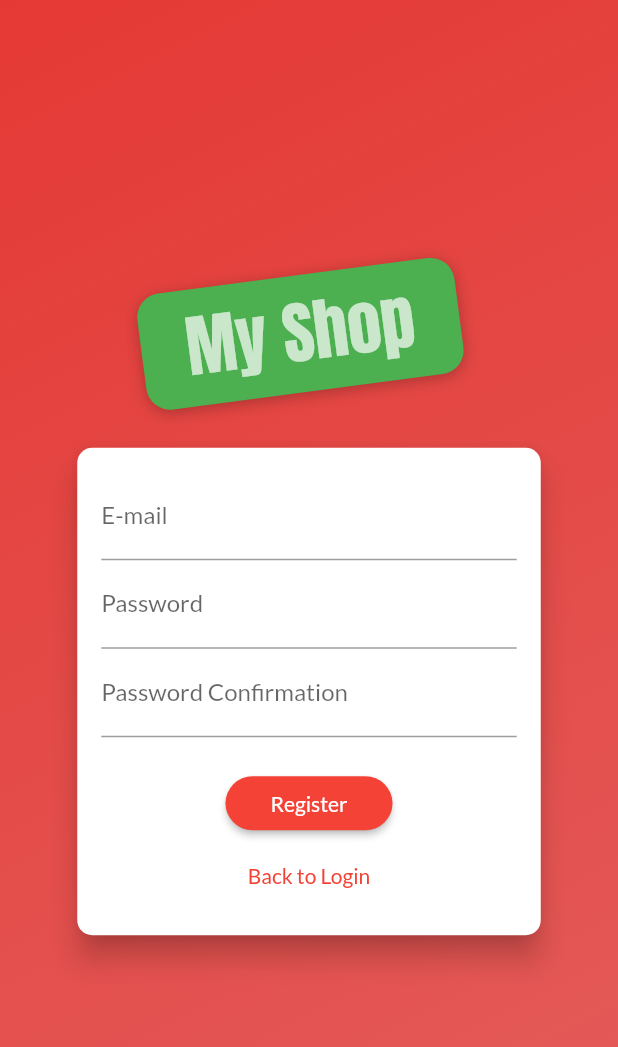
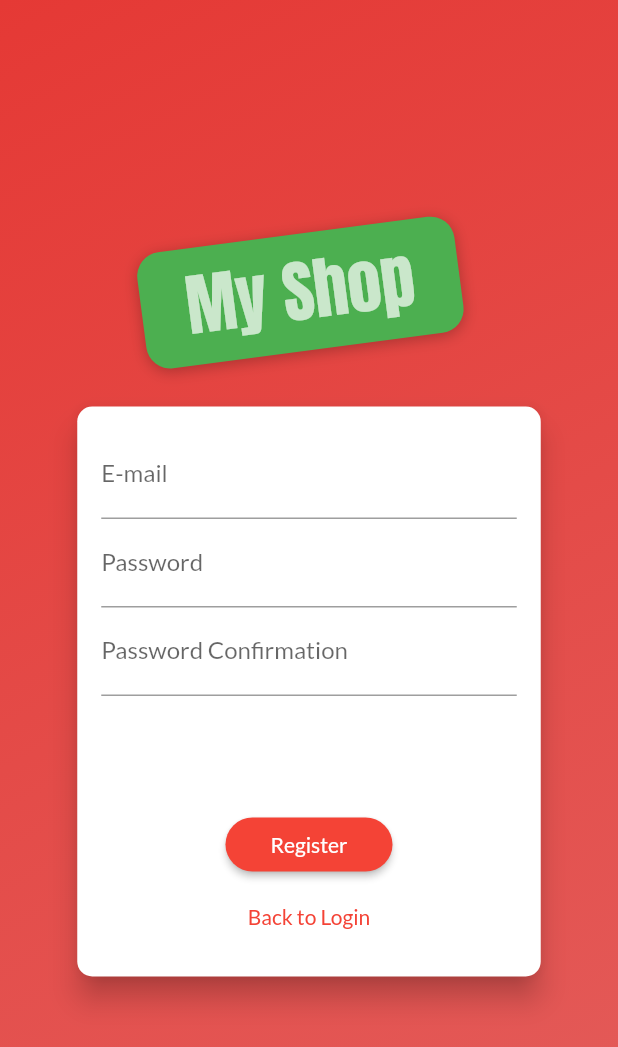
Before and after one commit to dominickbrasileiro/my-shop, a Flutter app: the screen it shows after launch, after a tap on "Register", on a phone screen of 412 x 824 dp. Shown: the top 1047 px of the screen. Run offline on Flutter 3.47's test engine with Material 2 defaults, Android fonts, the phone set to English and light mode, and no system bars; our stand-ins replace shared_preferences.

Commit message:
Animate auth card

```diff
--- a/lib/widgets/auth_card_widget.dart
+++ b/lib/widgets/auth_card_widget.dart
@@ -13,7 +13,8 @@ class AuthCardWidget extends StatefulWidget {
   _AuthCardWidgetState createState() => _AuthCardWidgetState();
 }
 
-class _AuthCardWidgetState extends State<AuthCardWidget> {
+class _AuthCardWidgetState extends State<AuthCardWidget>
+    with SingleTickerProviderStateMixin {
   bool _isLoading = false;
   AuthMode _authMode = AuthMode.Login;
   late TextEditingController _passwordController;
@@ -24,6 +25,42 @@ class _AuthCardWidgetState extends State<AuthCardWidget> {
     'email': '',
     'password': '',
   };
+
+  late AnimationController _animationController;
+  late Animation<Size> _heightAnimation;
+
+  @override
+  void initState() {
+    super.initState();
+    _passwordController = TextEditingController();
+
+    _animationController = AnimationController(
+      vsync: this,
+      duration: Duration(
+        milliseconds: 300,
+      ),
+    );
+
+    _heightAnimation = Tween(
+      begin: Size(double.infinity, 310),
+      end: Size(double.infinity, 380),
+    ).animate(
+      CurvedAnimation(
+        parent: _animationController,
+        curve: Curves.linear,
+      ),
+    );
+
+    _heightAnimation.addListener(() {
+      setState(() {});
+    });
+  }
+
+  @override
+  void dispose() {
+    _animationController.dispose();
+    super.dispose();
+  }
 
   void _showErrorDialog(String content) {
     showDialog(
@@ -85,16 +122,12 @@ class _AuthCardWidgetState extends State<AuthCardWidget> {
     setState(() {
       if (_authMode == AuthMode.Login) {
         _authMode = AuthMode.Register;
+        _animationController.forward();
       } else {
         _authMode = AuthMode.Login;
+        _animationController.reverse();
       }
     });
-  }
-
-  @override
-  void initState() {
-    super.initState();
-    _passwordController = TextEditingController();
   }
 
   @override
@@ -107,6 +140,7 @@ class _AuthCardWidgetState extends State<AuthCardWidget> {
         borderRadius: BorderRadius.circular(10),
       ),
       child: Container(
+        height: _heightAnimation.value.height,
         width: screenSize.width * 0.75,
         padding: EdgeInsets.all(16),
         child: Form(
@@ -163,7 +197,7 @@ class _AuthCardWidgetState extends State<AuthCardWidget> {
                         }
                       : null,
                 ),
-              SizedBox(height: 20),
+              Expanded(child: Container()),
               if (_isLoading)
                 Container(
                   height: 32,
```
